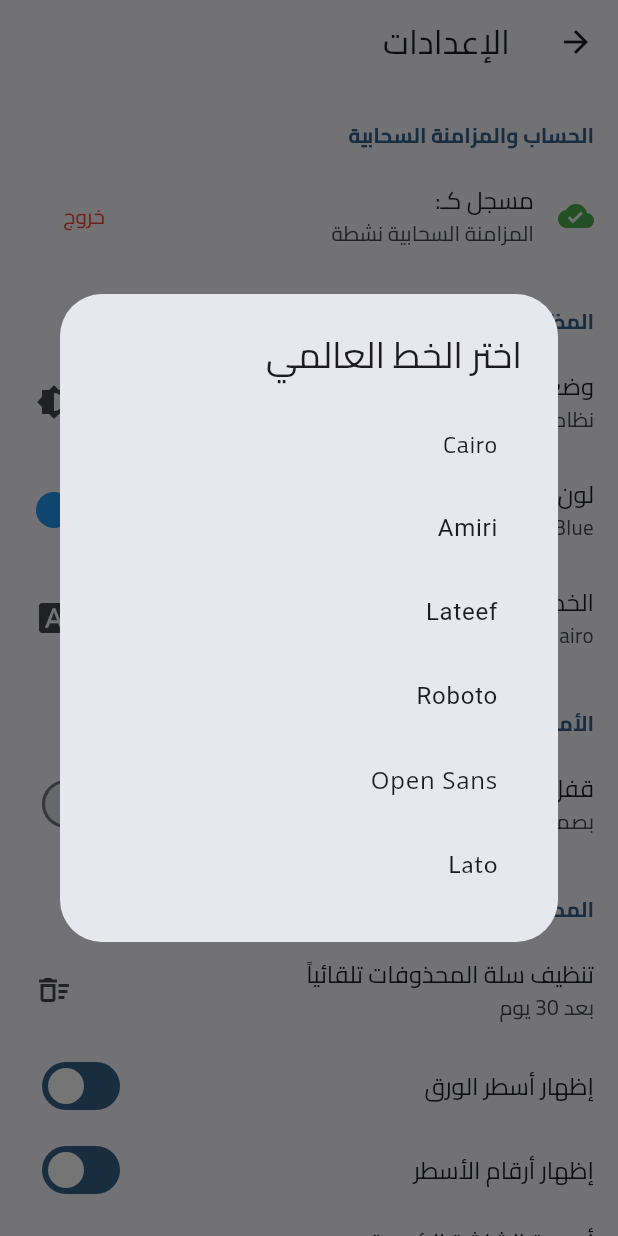
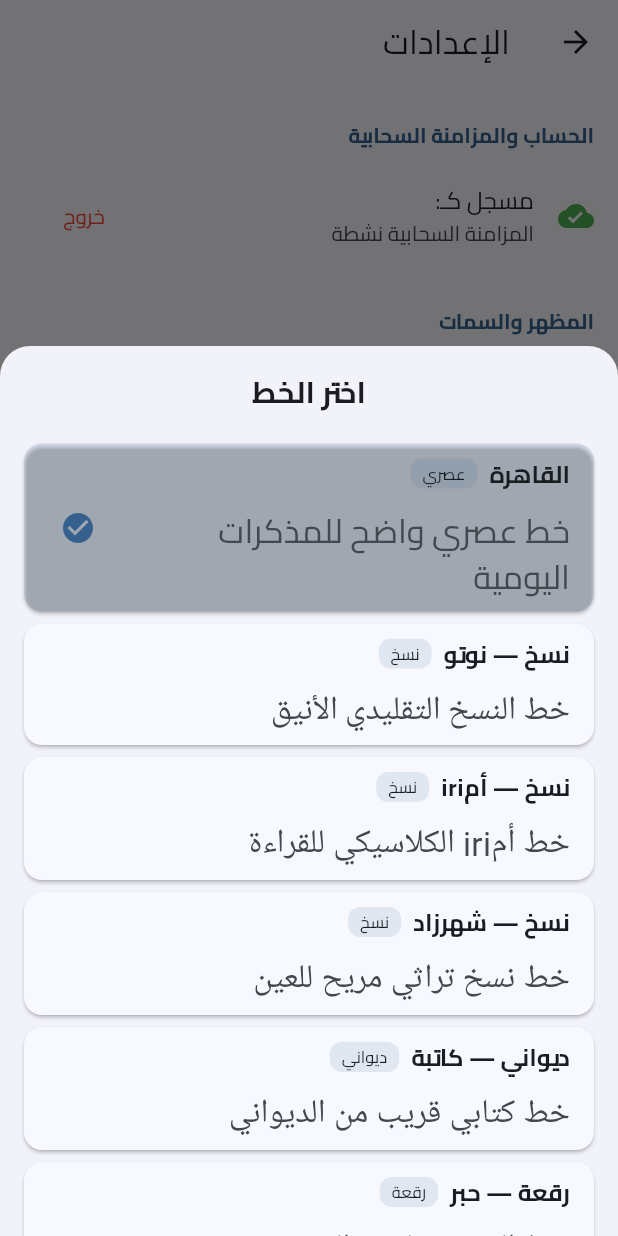
Before and after one commit to yalozair/mynotes, a Flutter app: the SettingsScreen screen opened directly, after a tap on "الخط العالمي", on a phone screen of 412 x 824 dp. Run offline on Flutter 3.47's test engine with Material 3 defaults, Android fonts, the phone set to English and light mode, and no system bars; our stand-ins replace cloud_firestore, file_picker, firebase_auth, firebase_core, firebase_crashlytics, firebase_messaging and 19 more; missing offline and left inert: encrypt, flutter_quill, google_mlkit_text_recognition; accounts and stored records are empty; network calls fail; Roboto replaces fonts that are missing (Amiri, Aref Ruqaa Ink, Katibeh); statements that could not run were skipped.

Commit message:
Release v1.0.2: rename app to Mofkarti, UI polish, Arabic fonts, and sync fixes.
Renames the app to مفكرتي, improves footer and FAB layout, adds Arabic font catalog with preview, numeric font sizing, encrypted backup export on mobile, pull-to-refresh sync, and fixes editor selection toolbar overlap.

Co-authored-by: Cursor <cursoragent@cursor.com>

```diff
--- /dev/null
+++ b/lib/helpers/arabic_font_catalog.dart
@@ -0,0 +1,117 @@
+import 'package:flutter/material.dart';
+import 'package:google_fonts/google_fonts.dart';
+
+class ArabicFontOption {
+  final String id;
+  final String labelAr;
+  final String category;
+  final String sample;
+
+  const ArabicFontOption({
+    required this.id,
+    required this.labelAr,
+    required this.category,
+    required this.sample,
+  });
+}
+
+class ArabicFontCatalog {
+  static const samplePhrase = 'بسم الله الرحمن الرحيم — مفكرتي';
+
+  static const fonts = <ArabicFontOption>[
+    ArabicFontOption(id: 'Cairo', labelAr: 'القاهرة', category: 'عصري', sample: 'خط عصري واضح للمذكرات اليومية'),
+    ArabicFontOption(id: 'Noto Naskh Arabic', labelAr: 'نسخ — نوتو', category: 'نسخ', sample: 'خط النسخ التقليدي الأنيق'),
+    ArabicFontOption(id: 'Amiri', labelAr: 'نسخ — أمiri', category: 'نسخ', sample: 'خط أمiri الكلاسيكي للقراءة'),
+    ArabicFontOption(id: 'Scheherazade New', labelAr: 'نسخ — شهرزاد', category: 'نسخ', sample: 'خط نسخ تراثي مريح للعين'),
+    ArabicFontOption(id: 'Katibeh', labelAr: 'ديواني — كاتبة', category: 'ديواني', sample: 'خط كتابي قريب من الديواني'),
+    ArabicFontOption(id: 'Aref Ruqaa Ink', labelAr: 'رقعة — حبر', category: 'رقعة', sample: 'خط الرقعة بملمس الحبر'),
+    ArabicFontOption(id: 'Aref Ruqaa', labelAr: 'رقعة', category: 'رقعة', sample: 'خط الرقعة العربي الجميل'),
+    ArabicFontOption(id: 'Reem Kufi', labelAr: 'كوفي — ريم', category: 'كوفي', sample: 'خط كوفي عصري مميز'),
+    ArabicFontOption(id: 'Noto Kufi Arabic', labelAr: 'كوفي — نوتو', category: 'كوفي', sample: 'خط كوفي متوازن للعناوين'),
+    ArabicFontOption(id: 'Lateef', labelAr: 'لطيف', category: 'زخرفي', sample: 'خط لطيف أنيق للتدوينات'),
+    ArabicFontOption(id: 'El Messiri', labelAr: 'المسيري', category: 'زخرفي', sample: 'خط عربي أنيق للعناوين'),
+    ArabicFontOption(id: 'Harmattan', labelAr: 'هرمattan', category: 'زخرفي', sample: 'خط مميز للنصوص الأدبية'),
+    ArabicFontOption(id: 'Markazi Text', labelAr: 'مركزي', category: 'عناوين', sample: 'خط عناوين عربي بارز'),
+    ArabicFontOption(id: 'Tajawal', labelAr: 'تجول', category: 'عصري', sample: 'خط حديث نظيف'),
+    ArabicFontOption(id: 'Almarai', labelAr: 'المرai', category: 'عصري', sample: 'خط بسيط وواضح'),
+    ArabicFontOption(id: 'IBM Plex Sans Arabic', labelAr: 'IBM Plex', category: 'عصري', sample: 'خط احترافي للمحتوى الطويل'),
+  ];
+
+  static TextStyle previewStyle(String fontId, {double size = 22}) {
+    return GoogleFonts.getFont(fontId, fontSize: size);
+  }
+
+  static void showPicker({
+    required BuildContext context,
+    required String selectedFontId,
+    required ValueChanged<String> onSelected,
+  }) {
+    showModalBottomSheet(
+      context: context,
+      isScrollControlled: true,
+      shape: const RoundedRectangleBorder(
+        borderRadius: BorderRadius.vertical(top: Radius.circular(20)),
+      ),
+      builder: (ctx) => DraggableScrollableSheet(
+        initialChildSize: 0.72,
+        maxChildSize: 0.92,
+        expand: false,
+        builder: (_, scrollController) => Column(
+          children: [
+            const Padding(
+              padding: EdgeInsets.all(16),
+              child: Text(
+                'اختر الخط',
+                style: TextStyle(fontWeight: FontWeight.bold, fontSize: 20),
+              ),
+            ),
+            Expanded(
+              child: ListView.builder(
+                controller: scrollController,
+                itemCount: fonts.length,
+                itemBuilder: (context, i) {
+                  final font = fonts[i];
+                  final selected = selectedFontId == font.id;
+                  return Card(
+                    margin: const EdgeInsets.symmetric(horizontal: 16, vertical: 4),
+                    color: selected
+                        ? Theme.of(context).primaryColor.withValues(alpha: 0.12)
+                        : Theme.of(context).cardColor,
+                    child: ListTile(
+                      title: Row(
+                        children: [
+                          Text(font.labelAr, style: const TextStyle(fontWeight: FontWeight.bold)),
+                          const SizedBox(width: 8),
+                          Container(
+                            padding: const EdgeInsets.symmetric(horizontal: 8, vertical: 2),
+                            decoration: BoxDecoration(
+                              color: Theme.of(context).primaryColor.withValues(alpha: 0.12),
+                              borderRadius: BorderRadius.circular(8),
+                            ),
+                            child: Text(font.category, style: const TextStyle(fontSize: 11)),
+                          ),
+                        ],
+                      ),
+                      subtitle: Padding(
+                        padding: const EdgeInsets.only(top: 10),
+                        child: Text(
+                          font.sample,
+                          style: previewStyle(font.id),
+                        ),
+                      ),
+                      trailing: selected ? Icon(Icons.check_circle, color: Theme.of(context).primaryColor) : null,
+                      onTap: () {
+                        onSelected(font.id);
+                        Navigator.pop(context);
+                      },
+                    ),
+                  );
+                },
+              ),
+            ),
+          ],
+        ),
+      ),
+    );
+  }
+}
--- a/lib/helpers/sticky_note_helper.dart
+++ b/lib/helpers/sticky_note_helper.dart
@@ -21,7 +21,7 @@ class StickyNoteHelper {
 
     const WindowsInitializationSettings initializationSettingsWindows =
         WindowsInitializationSettings(
-          appName: 'ملاحظاتي الذكية',
+          appName: 'مفكرتي',
           appUserModelId: 'com.alozair.my_nots.MyNotesApp',
           guid: '778a7c24-4f0b-4e00-b6f7-c2579698c0b2',
         );
--- a/lib/main.dart
+++ b/lib/main.dart
@@ -157,7 +157,7 @@ class _MyAppState extends State<MyApp> with WidgetsBindingObserver {
 
         return MaterialApp(
           navigatorKey: appNavigatorKey,
-          title: 'ملاحظاتي الذكية',
+          title: 'مفكرتي',
           debugShowCheckedModeBanner: false,
           themeMode: settings.themeMode,
           theme: ThemeData(
--- a/lib/screens/settings_screen.dart
+++ b/lib/screens/settings_screen.dart
@@ -5,6 +5,7 @@ import 'package:firebase_auth/firebase_auth.dart';
 import '../helpers/auth_helper.dart';
 import '../providers/settings_provider.dart';
 import '../providers/note_provider.dart';
+import '../helpers/arabic_font_catalog.dart';
 import 'package:google_fonts/google_fonts.dart';
 import 'package:package_info_plus/package_info_plus.dart';
 import '../helpers/update_helper.dart';
@@ -205,12 +206,17 @@ class _SettingsScreenState extends State<SettingsScreen> {
             title: const Text('تصدير نسخة احتياطية مشفّرة'),
             subtitle: const Text('ملف .mynotes محلي ومشفّر'),
             onTap: () async {
-              final path = await BackupHelper.exportEncryptedBackup();
+              final result = await BackupHelper.exportEncryptedBackup();
               if (!mounted) return;
+              final message = switch (result.status) {
+                BackupExportStatus.success => 'تم الحفظ في:\n${result.path}',
+                BackupExportStatus.cancelled => 'تم إلغاء التصدير',
+                BackupExportStatus.failed => 'تعذر التصدير — حاول مجدداً',
+              };
               ScaffoldMessenger.of(context).showSnackBar(
-                SnackBar(content: Text(path != null ? 'تم الحفظ: $path' : 'تعذر التصدير')),
+                SnackBar(content: Text(message)),
               );
-              if (path != null) AnalyticsHelper.backupExported();
+              if (result.status == BackupExportStatus.success) AnalyticsHelper.backupExported();
             },
           ),
           ListTile(
@@ -272,7 +278,7 @@ class _SettingsScreenState extends State<SettingsScreen> {
           FutureBuilder(
             future: PackageInfo.fromPlatform(),
             builder: (context, snap) {
-              final version = snap.data?.version ?? '1.0.1';
+              final version = snap.data?.version ?? '1.0.2';
               return ListTile(
                 title: const Text('رقم الإصدار'),
                 subtitle: Text('v$version'),
@@ -458,23 +464,10 @@ class _SettingsScreenState extends State<SettingsScreen> {
   }
 
   void _showFontPickerDialog(BuildContext context, SettingsProvider settings) {
-    final fonts = ['Cairo', 'Amiri', 'Lateef', 'Roboto', 'Open Sans', 'Lato'];
-    showDialog(
+    ArabicFontCatalog.showPicker(
       context: context,
-      builder: (ctx) => AlertDialog(
-        title: const Text('اختر الخط العالمي'),
-        content: SizedBox(
-          width: double.maxFinite,
-          child: ListView.builder(
-            shrinkWrap: true,
-            itemCount: fonts.length,
-            itemBuilder: (c, i) => ListTile(
-              title: Text(fonts[i], style: GoogleFonts.getFont(fonts[i])),
-              onTap: () { settings.setGlobalFont(fonts[i]); Navigator.pop(ctx); },
-            ),
-          ),
-        ),
-      ),
+      selectedFontId: settings.globalFont,
+      onSelected: settings.setGlobalFont,
     );
   }
 }
--- a/lib/services/app_firebase_service.dart
+++ b/lib/services/app_firebase_service.dart
@@ -33,7 +33,7 @@ class AppFirebaseService {
 
   static void _setupForegroundMessages() {
     FirebaseMessaging.onMessage.listen((RemoteMessage message) {
-      final title = message.notification?.title ?? 'ملاحظاتي الذكية';
+      final title = message.notification?.title ?? 'مفكرتي';
       final body = message.notification?.body ?? '';
       if (body.isNotEmpty) {
         StickyNoteHelper.showStickyNotification(
--- a/pubspec.yaml
+++ b/pubspec.yaml
@@ -1,5 +1,5 @@
 name: my_nots_flutter
-description: "ملاحظاتي الذكية - تطبيق مذكرات عربي"
+description: "مفكرتي - تطبيق مذكرات عربي"
 # The following line prevents the package from being accidentally published to
 # pub.dev using `flutter pub publish`. This is preferred for private packages.
 publish_to: 'none' # Remove this line if you wish to publish to pub.dev
@@ -16,7 +16,7 @@ publish_to: 'none' # Remove this line if you wish to publish to pub.dev
 # https://developer.apple.com/library/archive/documentation/General/Reference/InfoPlistKeyReference/Articles/CoreFoundationKeys.html
 # In Windows, build-name is used as the major, minor, and patch parts
 # of the product and file versions while build-number is used as the build suffix.
-version: 1.0.1+2
+version: 1.0.2+3
 
 environment:
   sdk: ^3.12.2
```
Also changed, not shown: lib/helpers/backup_helper.dart (+29 -10 lines), lib/screens/home_screen.dart (+99 -19 lines), lib/screens/note_editor_screen.dart (+137 -78 lines), 8 other files.
